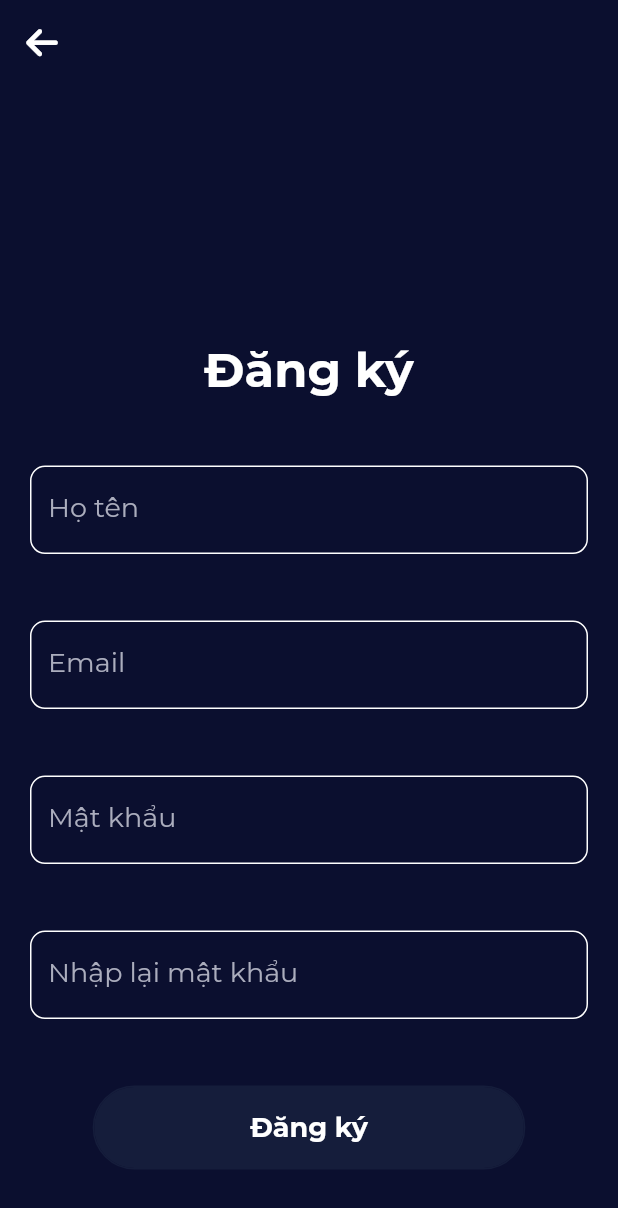
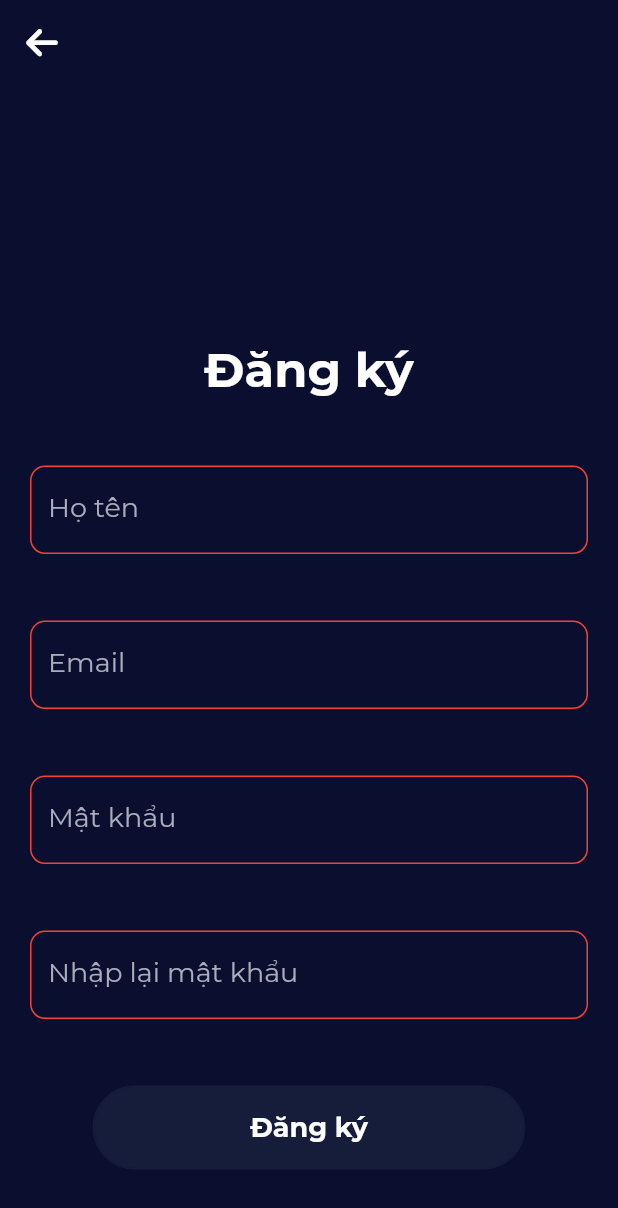
Before and after one commit to quitam/final, a Flutter app: the RegisterPage screen opened directly, on a phone screen of 412 x 824 dp. Shown: the top 1208 px of the screen. Run offline on Flutter 3.47's test engine with Material 2 defaults, Android fonts, the phone set to English and light mode, and no system bars; our stand-ins replace carousel_slider, cloud_firestore, firebase_auth, firebase_core, firebase_storage, fluttertoast and 2 more; accounts and stored records are empty; network calls fail.

```diff
--- a/lib/modules/auth/register_page.dart
+++ b/lib/modules/auth/register_page.dart
@@ -2,6 +2,7 @@ import 'package:final_project/config/themes/app_colors.dart';
 import 'package:final_project/config/themes/app_text_styles.dart';
 import 'package:final_project/services/auth.dart';
 import 'package:final_project/modules/auth/components/border_button.dart';
+import 'package:final_project/widgets/toast.dart';
 import 'package:firebase_auth/firebase_auth.dart';
 import 'package:flutter/material.dart';
 import 'package:font_awesome_flutter/font_awesome_flutter.dart';
@@ -21,10 +22,14 @@ class _RegisterPageState extends State<RegisterPage> {
   String _confirmPassword = '';
 
   handleSignup() async {
+    if (_fullName.length >= 6) {
+      if (_username.length >= 10) {
+        if (_password == _confirmPassword) {
           setState(() {
             loading = true;
           });
-    await Auth().registerWithEmailAndPassword(_username, _password, _fullName);
+          await Auth()
+              .registerWithEmailAndPassword(_username, _password, _fullName);
           if (FirebaseAuth.instance.currentUser != null) {
             // ignore: use_build_context_synchronously
             Navigator.pop(context);
@@ -32,6 +37,15 @@ class _RegisterPageState extends State<RegisterPage> {
           setState(() {
             loading = false;
           });
+        } else {
+          toast('Mật khẩu không khớp');
+        }
+      } else {
+        toast('Email không đúng định dạng');
+      }
+    } else {
+      toast('Họ tên không hợp lệ');
+    }
   }
 
   @override
@@ -126,7 +140,8 @@ class _RegisterPageState extends State<RegisterPage> {
             borderSide: const BorderSide(color: AppColors.blueMain)),
         enabledBorder: OutlineInputBorder(
             borderRadius: BorderRadius.circular(10),
-            borderSide: const BorderSide(color: AppColors.white)),
+            borderSide: BorderSide(
+                color: _fullName.length >= 6 ? Colors.green : Colors.red)),
       ),
     );
   }
@@ -146,7 +161,8 @@ class _RegisterPageState extends State<RegisterPage> {
             borderSide: const BorderSide(color: AppColors.blueMain)),
         enabledBorder: OutlineInputBorder(
             borderRadius: BorderRadius.circular(10),
-            borderSide: const BorderSide(color: AppColors.white)),
+            borderSide: BorderSide(
+                color: _username.length > 10 ? Colors.green : Colors.red)),
       ),
     );
   }
@@ -166,7 +182,8 @@ class _RegisterPageState extends State<RegisterPage> {
             borderSide: const BorderSide(color: AppColors.blueMain)),
         enabledBorder: OutlineInputBorder(
             borderRadius: BorderRadius.circular(10),
-            borderSide: const BorderSide(color: AppColors.white)),
+            borderSide: BorderSide(
+                color: _password.length >= 6 ? Colors.green : Colors.red)),
       ),
     );
   }
@@ -184,13 +201,17 @@ class _RegisterPageState extends State<RegisterPage> {
         focusedBorder: OutlineInputBorder(
             borderRadius: BorderRadius.circular(10),
             borderSide: BorderSide(
-                color: (_confirmPassword.isNotEmpty &&
-                        _confirmPassword != _password)
-                    ? Colors.red
-                    : Colors.green)),
+                color: (_confirmPassword.length >= 6 &&
+                        _confirmPassword == _password)
+                    ? Colors.green
+                    : Colors.red)),
         enabledBorder: OutlineInputBorder(
             borderRadius: BorderRadius.circular(10),
-            borderSide: const BorderSide(color: AppColors.white)),
+            borderSide: BorderSide(
+                color: (_confirmPassword.length >= 6 &&
+                        _confirmPassword == _password)
+                    ? Colors.green
+                    : Colors.red)),
       ),
     );
   }
--- a/lib/modules/home/home_page.dart
+++ b/lib/modules/home/home_page.dart
@@ -1,6 +1,7 @@
 import 'package:final_project/config/themes/app_colors.dart';
 import 'package:final_project/config/themes/app_text_styles.dart';
 import 'package:final_project/modules/auth/components/border_button.dart';
+import 'package:final_project/modules/auth/welcome_page.dart';
 import 'package:final_project/modules/home/components/category_bar.dart';
 import 'package:final_project/modules/home/components/current_playing.dart';
 import 'package:final_project/modules/home/components/header.dart';
@@ -39,6 +40,10 @@ class MyHomePage extends StatelessWidget {
                     size: size,
                     onTap: () {
                       FirebaseAuth.instance.signOut();
+                      // Navigator.of(context).pushAndRemoveUntil(
+                      //     MaterialPageRoute(
+                      //         builder: (context) => const WelcomePage()),
+                      //     (route) => false);
                       toast('Đăng xuất thành công');
                     },
                     text: 'Đăng xuất',
--- a/lib/modules/movieDetail/movie_detail_page.dart
+++ b/lib/modules/movieDetail/movie_detail_page.dart
@@ -82,7 +82,7 @@ class _MovieDetailPageState extends State<MovieDetailPage>
                           }
                         },
                       ),
-                      Expanded(
+                      Flexible(
                         child: Column(
                           children: [
                             Container(
@@ -167,7 +167,7 @@ class _MovieDetailPageState extends State<MovieDetailPage>
                               const EdgeInsets.symmetric(horizontal: 20),
                         ),
                       ),
-                      Expanded(
+                      Flexible(
                         child: TabBarView(
                           controller: _tabController,
                           children: [
--- a/lib/services/auth.dart
+++ b/lib/services/auth.dart
@@ -21,6 +21,10 @@ class Auth {
           break;
         case 'weak-password':
           toast('Mật khẩu tối thiểu 6 ký tự');
+          break;
+        case 'invalid-email':
+          toast('Email không đúng định dạng');
+          break;
       }
     }
   }
```
Lines whose indentation alone changed are shown as unchanged.
